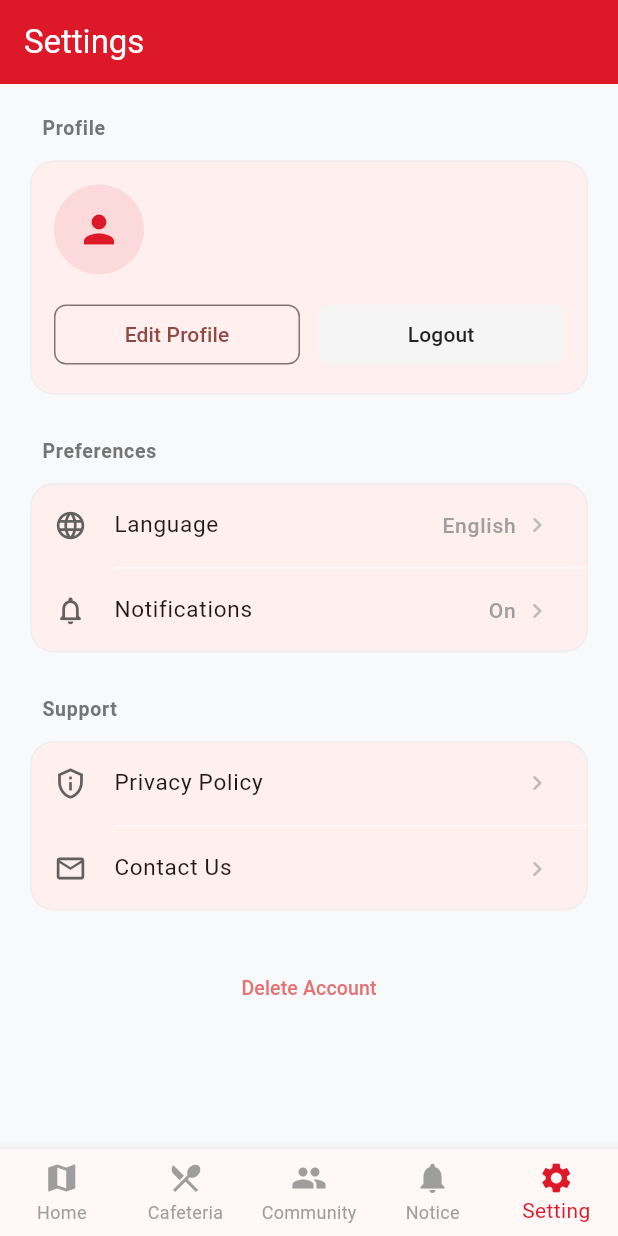
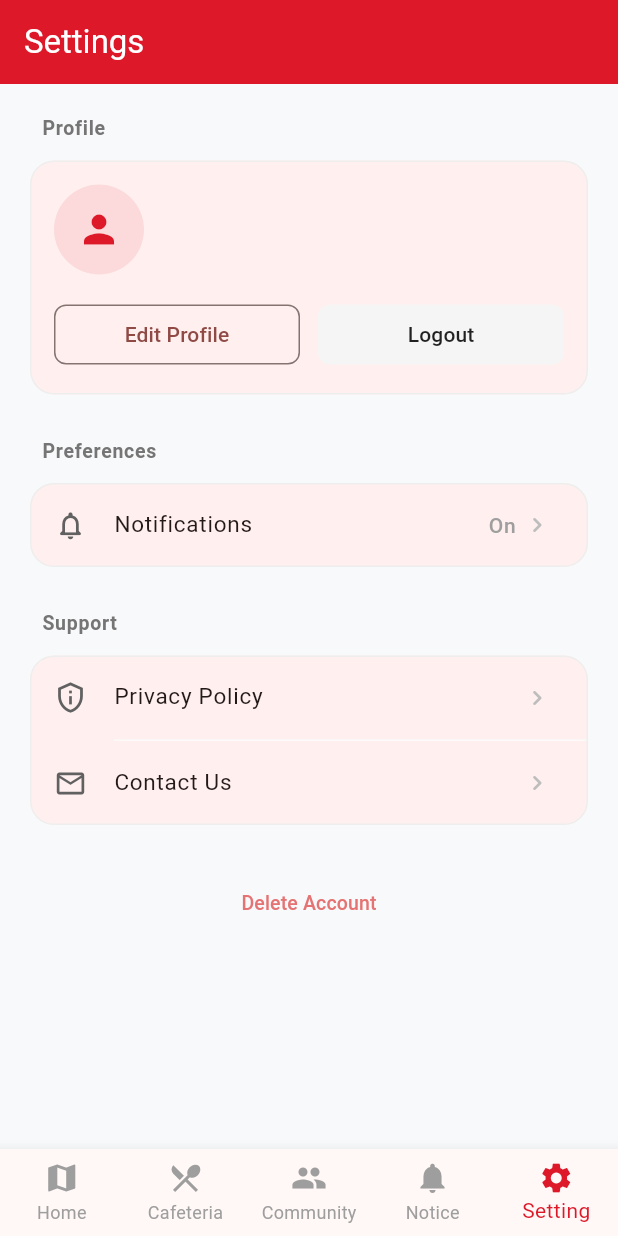
Before and after one commit to kingbeanstone/knu-exchange, a Flutter app: the screen it shows once a user with an empty profile is signed in, item 5 of the bottom bar chosen, on a phone screen of 412 x 824 dp. Run offline on Flutter 3.47's test engine with Material 3 defaults, Android fonts, the phone set to English and light mode, and no system bars; our stand-ins replace cloud_firestore, csv, firebase_auth, firebase_core, firebase_messaging, firebase_storage and 2 more; missing offline and left inert: flutter_naver_map; accounts and stored records are empty; network calls fail.

Commit message:
setting에 언어버튼 삭제 260227 1821 HJ 42

```diff
--- a/lib/screens/settings/settings_screen.dart
+++ b/lib/screens/settings/settings_screen.dart
@@ -16,12 +16,16 @@ class SettingsScreen extends StatelessWidget {
     final authProvider = Provider.of<AuthProvider>(context);
 
     return Scaffold(
-      backgroundColor: const Color(0xFFF8F9FA),
+      backgroundColor: const Color(0xFFF8F9FA), // 공지사항/커뮤니티와 동일한 배경색
       appBar: AppBar(
-        title: const Text('Settings'),
-        backgroundColor: AppColors.knuRed,
-        foregroundColor: Colors.white,
+        title: const Text(
+          'Settings',
+          style: TextStyle(fontWeight: FontWeight.normal), // 얇은 글씨로 수정
+        ),
+        backgroundColor: AppColors.knuRed, // 빨간색 배경
+        foregroundColor: Colors.white,    // 흰색 글자
         elevation: 0,
+        centerTitle: false,               // 왼쪽 정렬
       ),
       body: ListView(
         padding: const EdgeInsets.symmetric(vertical: 20),
@@ -59,9 +63,13 @@ class SettingsScreen extends StatelessWidget {
           SettingsGroupCard(
             child: Column(
               children: [
-                SettingsMenuTile(icon: Icons.language, title: 'Language', trailing: 'English', onTap: () {}),
-                const SettingsDivider(),
-                SettingsMenuTile(icon: Icons.notifications_none_rounded, title: 'Notifications', trailing: 'On', onTap: () {}),
+                // [삭제됨] Language 버튼 제거
+                SettingsMenuTile(
+                    icon: Icons.notifications_none_rounded,
+                    title: 'Notifications',
+                    trailing: 'On',
+                    onTap: () {}
+                ),
               ],
             ),
           ),
@@ -121,8 +129,6 @@ class SettingsScreen extends StatelessWidget {
     );
   }
 
-
-
   // 계정 삭제 확인 다이얼로그
   void _showDeleteAccountDialog(BuildContext context, AuthProvider auth) {
     showDialog(
@@ -138,9 +144,17 @@ class SettingsScreen extends StatelessWidget {
               Navigator.pop(ctx);
               try {
                 await auth.deleteAccount();
-                if (context.mounted) ScaffoldMessenger.of(context).showSnackBar(const SnackBar(content: Text('Account has been deleted.')));
+                if (context.mounted) {
+                  ScaffoldMessenger.of(context).showSnackBar(
+                      const SnackBar(content: Text('Account has been deleted.'))
+                  );
+                }
               } catch (e) {
-                if (context.mounted) ScaffoldMessenger.of(context).showSnackBar(SnackBar(content: Text('Error: $e')));
+                if (context.mounted) {
+                  ScaffoldMessenger.of(context).showSnackBar(
+                      SnackBar(content: Text('Error: $e'))
+                  );
+                }
               }
             },
             child: const Text('Delete', style: TextStyle(color: Colors.red)),
```
